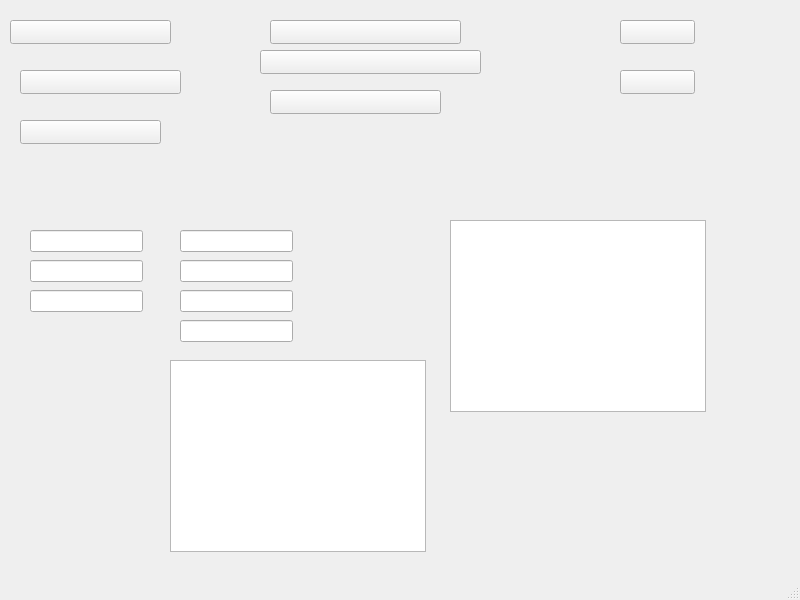
Qt form mainwindow.ui (sergiu210106/OOP_PROJECT) before a commit.
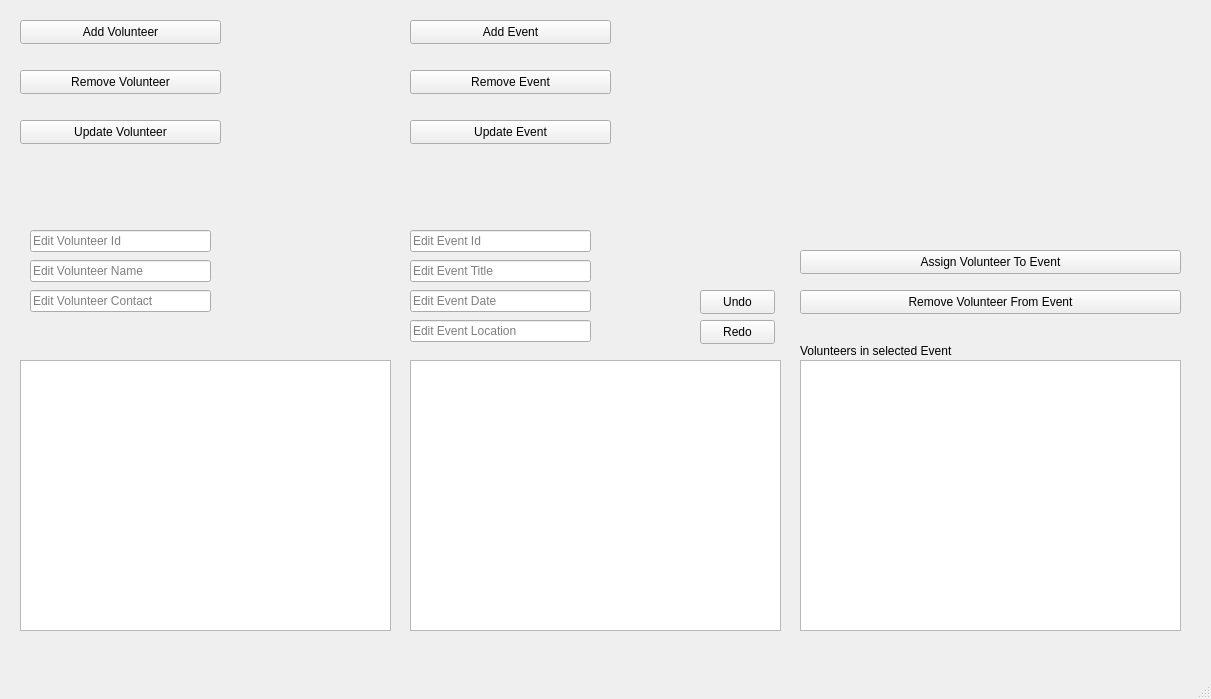
The same form after that commit.

```diff
--- a/mainwindow.ui
+++ b/mainwindow.ui
@@ -6,8 +6,8 @@
    <rect>
     <x>0</x>
     <y>0</y>
-    <width>800</width>
-    <height>600</height>
+    <width>1211</width>
+    <height>699</height>
    </rect>
   </property>
   <property name="windowTitle">
@@ -17,40 +17,43 @@
    <widget class="QPushButton" name="removeEventButton">
     <property name="geometry">
      <rect>
-      <x>260</x>
-      <y>50</y>
-      <width>221</width>
+      <x>410</x>
+      <y>70</y>
+      <width>201</width>
       <height>24</height>
      </rect>
     </property>
     <property name="text">
-     <string/>
+     <string>Remove Event</string>
     </property>
    </widget>
    <widget class="QLineEdit" name="eventTitleLineEdit">
     <property name="geometry">
      <rect>
-      <x>180</x>
+      <x>410</x>
       <y>260</y>
-      <width>113</width>
+      <width>181</width>
       <height>22</height>
      </rect>
     </property>
     <property name="text">
      <string/>
     </property>
+    <property name="placeholderText">
+     <string>Edit Event Title</string>
+    </property>
    </widget>
    <widget class="QPushButton" name="updateVolunteerButton">
     <property name="geometry">
      <rect>
       <x>20</x>
       <y>120</y>
-      <width>141</width>
+      <width>201</width>
       <height>24</height>
      </rect>
     </property>
     <property name="text">
-     <string/>
+     <string>Update Volunteer</string>
     </property>
    </widget>
    <widget class="QLineEdit" name="volunteerNameLineEdit">
@@ -58,38 +61,44 @@
      <rect>
       <x>30</x>
       <y>260</y>
-      <width>113</width>
+      <width>181</width>
       <height>22</height>
      </rect>
     </property>
     <property name="text">
      <string/>
     </property>
+    <property name="placeholderText">
+     <string>Edit Volunteer Name</string>
+    </property>
    </widget>
    <widget class="QLineEdit" name="volunteerIdLineEdit">
     <property name="geometry">
      <rect>
       <x>30</x>
       <y>230</y>
-      <width>113</width>
+      <width>181</width>
       <height>22</height>
      </rect>
     </property>
     <property name="text">
      <string/>
     </property>
+    <property name="placeholderText">
+     <string>Edit Volunteer Id</string>
+    </property>
    </widget>
    <widget class="QPushButton" name="redoButton">
     <property name="geometry">
      <rect>
-      <x>620</x>
-      <y>70</y>
+      <x>700</x>
+      <y>320</y>
       <width>75</width>
       <height>24</height>
      </rect>
     </property>
     <property name="text">
-     <string/>
+     <string>Redo</string>
     </property>
    </widget>
    <widget class="QPushButton" name="removeVolunteerButton">
@@ -97,136 +106,197 @@
      <rect>
       <x>20</x>
       <y>70</y>
-      <width>161</width>
+      <width>201</width>
       <height>24</height>
      </rect>
     </property>
     <property name="text">
-     <string/>
+     <string>Remove Volunteer</string>
     </property>
    </widget>
    <widget class="QPushButton" name="updateEventButton">
     <property name="geometry">
      <rect>
-      <x>270</x>
-      <y>90</y>
-      <width>171</width>
+      <x>410</x>
+      <y>120</y>
+      <width>201</width>
       <height>24</height>
      </rect>
     </property>
     <property name="text">
-     <string/>
+     <string>Update Event</string>
     </property>
    </widget>
    <widget class="QLineEdit" name="eventIdLineEdit">
     <property name="geometry">
      <rect>
-      <x>180</x>
+      <x>410</x>
       <y>230</y>
-      <width>113</width>
+      <width>181</width>
       <height>22</height>
      </rect>
     </property>
     <property name="text">
      <string/>
     </property>
+    <property name="placeholderText">
+     <string>Edit Event Id</string>
+    </property>
    </widget>
    <widget class="QPushButton" name="addVolunteerButton">
     <property name="geometry">
      <rect>
-      <x>10</x>
+      <x>20</x>
       <y>20</y>
-      <width>161</width>
+      <width>201</width>
       <height>24</height>
      </rect>
     </property>
     <property name="text">
-     <string/>
+     <string>Add Volunteer</string>
     </property>
    </widget>
    <widget class="QPushButton" name="undoButton">
     <property name="geometry">
      <rect>
-      <x>620</x>
-      <y>20</y>
+      <x>700</x>
+      <y>290</y>
       <width>75</width>
       <height>24</height>
      </rect>
     </property>
     <property name="text">
-     <string/>
+     <string>Undo</string>
     </property>
    </widget>
    <widget class="QListWidget" name="eventListWidget">
     <property name="geometry">
      <rect>
-      <x>170</x>
+      <x>20</x>
       <y>360</y>
-      <width>256</width>
-      <height>192</height>
+      <width>371</width>
+      <height>271</height>
      </rect>
     </property>
    </widget>
    <widget class="QListWidget" name="volunteerListWidget">
     <property name="geometry">
      <rect>
-      <x>450</x>
-      <y>220</y>
-      <width>256</width>
-      <height>192</height>
+      <x>410</x>
+      <y>360</y>
+      <width>371</width>
+      <height>271</height>
      </rect>
     </property>
    </widget>
    <widget class="QLineEdit" name="eventLocationLineEdit">
     <property name="geometry">
      <rect>
-      <x>180</x>
+      <x>410</x>
       <y>320</y>
-      <width>113</width>
+      <width>181</width>
       <height>22</height>
      </rect>
     </property>
     <property name="text">
      <string/>
     </property>
+    <property name="placeholderText">
+     <string>Edit Event Location</string>
+    </property>
    </widget>
    <widget class="QLineEdit" name="volunteerContactLineEdit">
     <property name="geometry">
      <rect>
       <x>30</x>
       <y>290</y>
-      <width>113</width>
+      <width>181</width>
       <height>22</height>
      </rect>
     </property>
     <property name="text">
      <string/>
     </property>
+    <property name="placeholderText">
+     <string>Edit Volunteer Contact</string>
+    </property>
    </widget>
    <widget class="QPushButton" name="addEventButton">
     <property name="geometry">
      <rect>
-      <x>270</x>
+      <x>410</x>
       <y>20</y>
-      <width>191</width>
+      <width>201</width>
       <height>24</height>
      </rect>
     </property>
     <property name="text">
-     <string/>
+     <string>Add Event</string>
     </property>
    </widget>
    <widget class="QLineEdit" name="eventDateLineEdit">
     <property name="geometry">
      <rect>
-      <x>180</x>
+      <x>410</x>
       <y>290</y>
-      <width>113</width>
+      <width>181</width>
       <height>22</height>
      </rect>
     </property>
     <property name="text">
      <string/>
+    </property>
+    <property name="placeholderText">
+     <string>Edit Event Date</string>
+    </property>
+   </widget>
+   <widget class="QListWidget" name="volunteersInEventListWidget">
+    <property name="geometry">
+     <rect>
+      <x>800</x>
+      <y>360</y>
+      <width>381</width>
+      <height>271</height>
+     </rect>
+    </property>
+   </widget>
+   <widget class="QLabel" name="label">
+    <property name="geometry">
+     <rect>
+      <x>800</x>
+      <y>340</y>
+      <width>231</width>
+      <height>21</height>
+     </rect>
+    </property>
+    <property name="text">
+     <string>Volunteers in selected Event</string>
+    </property>
+   </widget>
+   <widget class="QPushButton" name="assignVolunteerToEventButton">
+    <property name="geometry">
+     <rect>
+      <x>800</x>
+      <y>250</y>
+      <width>381</width>
+      <height>24</height>
+     </rect>
+    </property>
+    <property name="text">
+     <string>Assign Volunteer To Event</string>
+    </property>
+   </widget>
+   <widget class="QPushButton" name="removeVolunteerFromEventButton">
+    <property name="geometry">
+     <rect>
+      <x>800</x>
+      <y>290</y>
+      <width>381</width>
+      <height>24</height>
+     </rect>
+    </property>
+    <property name="text">
+     <string>Remove Volunteer From Event</string>
     </property>
    </widget>
   </widget>
```
Left out of the diff: 2 changed lines with no effect on the pictures.
